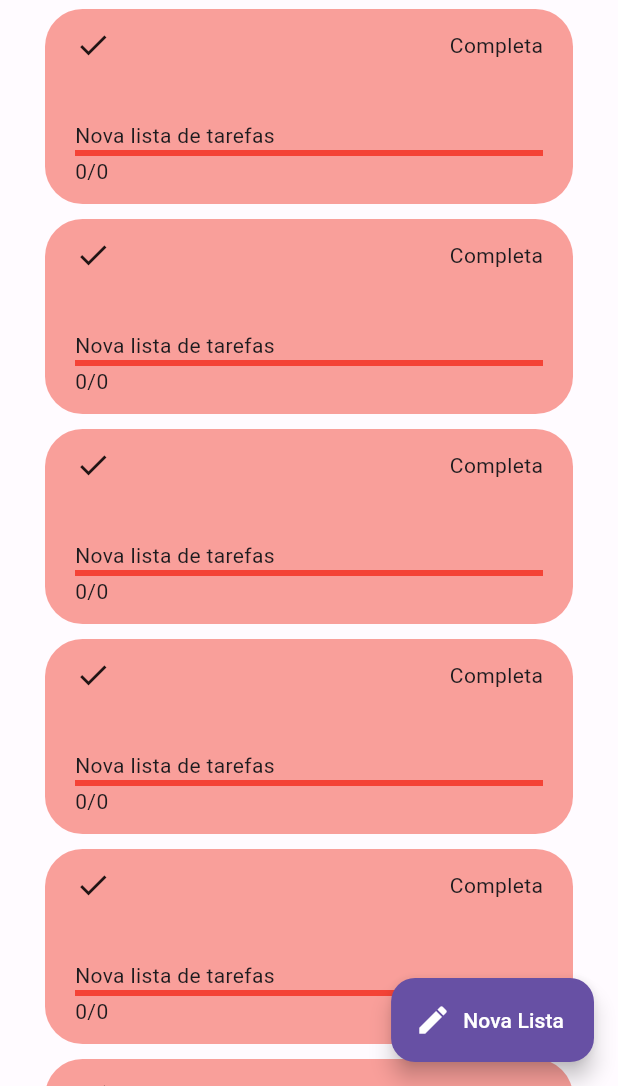
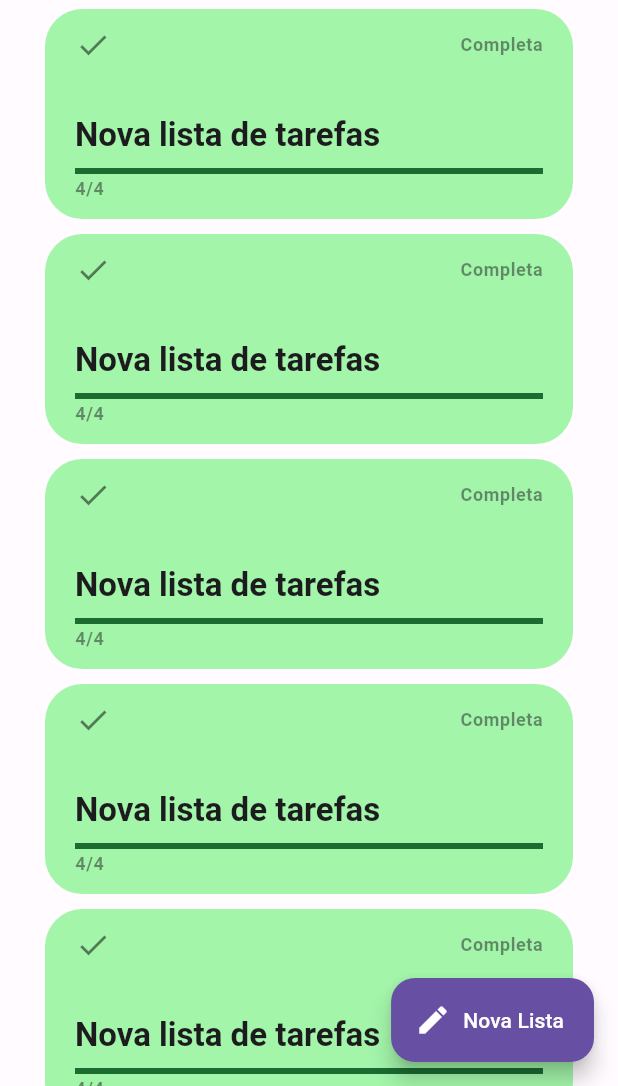
Before and after one commit to hayashirafael/flutter_listinha_app, a Flutter app: the screen it shows after launch, on a phone screen of 412 x 824 dp, the part 150-1236 px from its top. Run offline on Flutter 3.47's test engine with Material 2 defaults, Android fonts, the phone set to English and light mode, and no system bars; our stand-ins replace flutter_modular, realm; generated files the repository leaves out were written again.

Commit message:
feat: finalizando widget task_card

```diff
--- a/lib/src/home/home_page.dart
+++ b/lib/src/home/home_page.dart
@@ -40,7 +40,16 @@ class _HomePageState extends State<HomePage> {
             ListView.separated(
               padding: const EdgeInsets.only(top: 50, left: 30, right: 30, bottom: 200),
               itemBuilder: (context, index) {
-                final board = TaskBoard(Uuid.v4(), 'Nova lista de tarefas');
+                final board = TaskBoard(
+                  Uuid.v4(),
+                  'Nova lista de tarefas',
+                  tasks: [
+                    Task(Uuid.v4(), 'description', complete: true),
+                    Task(Uuid.v4(), 'description', complete: true),
+                    Task(Uuid.v4(), 'description', complete: true),
+                    Task(Uuid.v4(), 'description', complete: true),
+                  ],
+                );
                 return TaskCard(
                   board: board,
                 );
--- a/lib/src/home/widgets/task_card.dart
+++ b/lib/src/home/widgets/task_card.dart
@@ -14,9 +14,11 @@ enum TaskCardStatus {
 
 class TaskCard extends StatelessWidget {
   final TaskBoard board;
-  const TaskCard({Key? key, required this.board}) : super(key: key);
+  final double height;
+  const TaskCard({Key? key, required this.board, this.height = 140}) : super(key: key);
 
   double getProgress(List<Task> tasks) {
+    if (tasks.isEmpty) return 0;
     final completes = tasks.where((element) => element.complete).length;
     return completes / tasks.length;
   }
@@ -36,6 +38,28 @@ class TaskCard extends StatelessWidget {
     }
   }
 
+  Color getBackGroundColor(TaskCardStatus status, ThemeData theme) {
+    switch (status) {
+      case TaskCardStatus.pending:
+        return theme.colorScheme.primaryContainer;
+      case TaskCardStatus.completed:
+        return theme.colorScheme.tertiaryContainer;
+      case TaskCardStatus.disabled:
+        return theme.colorScheme.errorContainer;
+    }
+  }
+
+  Color getColor(TaskCardStatus status, ThemeData theme) {
+    switch (status) {
+      case TaskCardStatus.pending:
+        return theme.colorScheme.primary;
+      case TaskCardStatus.completed:
+        return theme.colorScheme.tertiary;
+      case TaskCardStatus.disabled:
+        return theme.colorScheme.error;
+    }
+  }
+
   @override
   Widget build(BuildContext context) {
     final theme = Theme.of(context);
@@ -45,11 +69,11 @@ class TaskCard extends StatelessWidget {
     final status = getStatus(board, progress);
     final statusText = status.text;
     final iconData = status.icon;
-    final backGroundColor = Colors.red.withOpacity(0.5);
-    const color = Colors.red;
+    final backGroundColor = getBackGroundColor(status, theme);
+    final color = getColor(status, theme);
 
     return Container(
-      height: 130,
+      height: height,
       decoration: BoxDecoration(
         color: backGroundColor,
         borderRadius: BorderRadius.circular(25),
@@ -63,18 +87,40 @@ class TaskCard extends StatelessWidget {
         children: [
           Row(
             children: [
-              Icon(iconData),
+              Icon(
+                iconData,
+                color: theme.iconTheme.color?.withOpacity(0.5),
+              ),
               const Spacer(),
-              Text(statusText),
+              Text(
+                statusText,
+                style: theme.textTheme.bodySmall?.copyWith(
+                  fontWeight: FontWeight.bold,
+                  color: theme.textTheme.bodySmall?.color?.withOpacity(0.5),
+                ),
+              ),
             ],
           ),
           const Spacer(),
-          Text(title),
+          Text(
+            title,
+            style: theme.textTheme.titleLarge?.copyWith(
+              fontWeight: FontWeight.bold,
+            ),
+          ),
+          const SizedBox(height: 8),
           LinearProgressIndicator(
             value: progress,
             color: color,
           ),
-          Text(progressText),
+          const SizedBox(height: 2),
+          Text(
+            progressText,
+            style: theme.textTheme.bodySmall?.copyWith(
+              fontWeight: FontWeight.bold,
+              color: theme.textTheme.bodySmall?.color?.withOpacity(0.5),
+            ),
+          ),
         ],
       ),
     );
```
